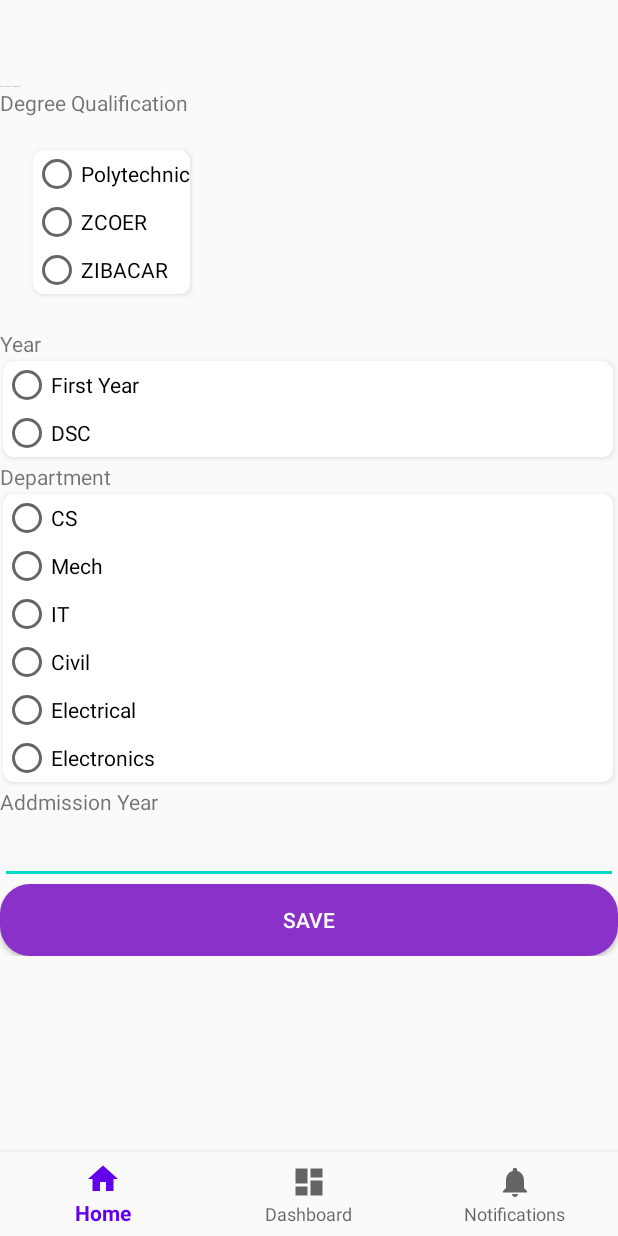
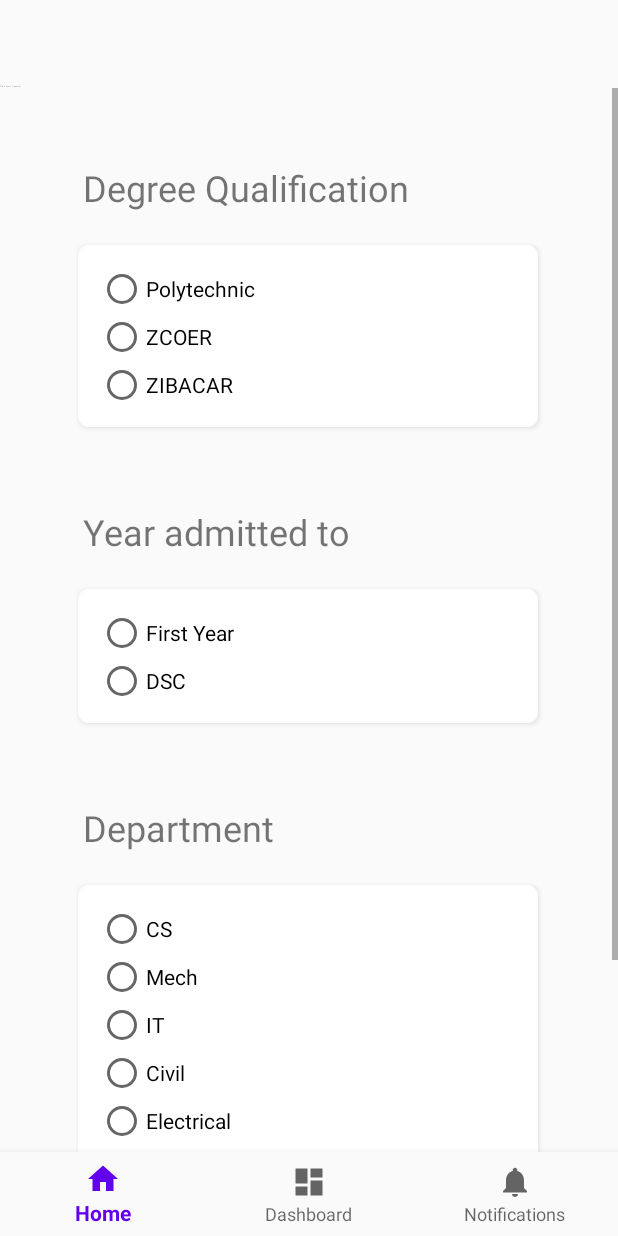
Before and after one commit to Atharva1449/Academia_android, an Android app: the HomeFragment screen opened directly, with no data from a screen before it, on a phone screen of 412 x 824 dp. Run offline under Robolectric (Android 15) with nearby library versions, the phone set to English and light mode, and no system bars; our stand-ins replace navigation-ui.

Commit message:
updated ui of home fragment from User_Info_Activity

```diff
--- a/app/src/main/java/com/theonedayapps/academiaa/User_Info_Activity.java
+++ b/app/src/main/java/com/theonedayapps/academiaa/User_Info_Activity.java
@@ -4,6 +4,7 @@ import android.content.Intent;
 import android.os.AsyncTask;
 import android.os.Bundle;
 import android.util.Log;
+import android.view.WindowManager;
 
 import com.google.android.material.bottomnavigation.BottomNavigationView;
 
@@ -33,7 +34,10 @@ public class User_Info_Activity extends AppCompatActivity {
     protected void onCreate(Bundle savedInstanceState) {
         super.onCreate(savedInstanceState);
         setContentView(R.layout.activity_user__info_);
-       // BottomNavigationView navView = findViewById(R.id.nav_view);
+
+        //getWindow().setFlags(WindowManager.LayoutParams.FLAG_LAYOUT_NO_LIMITS,0);
+
+        // BottomNavigationView navView = findViewById(R.id.nav_view);
         new SendRequest().execute();
         /*AppBarConfiguration appBarConfiguration = new AppBarConfiguration.Builder(
                 R.id.navigation_home, R.id.navigation_dashboard, R.id.navigation_notifications)
--- a/app/src/main/res/layout/fragment_home.xml
+++ b/app/src/main/res/layout/fragment_home.xml
@@ -22,18 +22,36 @@
             android:layout_height="wrap_content"
             android:orientation="vertical">
 
+            <LinearLayout
+                android:layout_width="match_parent"
+                android:layout_height="match_parent"
+                android:orientation="vertical">
+
                 <TextView
                     android:id="@+id/textView_one"
-                android:layout_width="wrap_content"
+                    android:layout_width="match_parent"
                     android:layout_height="wrap_content"
+                    android:layout_marginLeft="55dp"
+                    android:layout_marginTop="50dp"
+                    android:layout_marginRight="50dp"
+
+                    android:textSize="24sp"
                     android:text="Degree Qualification " />
 
                 <RadioGroup
                     android:id="@+id/ais_radiogroupid"
-                android:layout_width="wrap_content"
+                    android:layout_width="match_parent"
                     android:layout_height="wrap_content"
-                android:layout_margin="20dp"
-                android:background="@drawable/fullshape_with_shadow">
+                    android:background="@drawable/fullshape_with_shadow"
+
+                    android:layout_marginTop="20dp"
+
+                    android:padding="15dp"
+
+                    android:layout_marginLeft="50dp"
+                    android:layout_marginRight="50dp"
+
+                    >
 
                     <RadioButton
                         android:id="@+id/ais_radio_poly"
@@ -53,18 +71,37 @@
                         android:layout_height="wrap_content"
                         android:text="ZIBACAR" />
                 </RadioGroup>
+            </LinearLayout>
+
+            <LinearLayout
+                android:layout_width="match_parent"
+                android:layout_height="match_parent"
+                android:orientation="vertical">
 
                 <TextView
                     android:id="@+id/ais_textView11"
                     android:layout_width="match_parent"
                     android:layout_height="wrap_content"
-                android:text="Year" />
+                    android:layout_marginLeft="55dp"
+                    android:layout_marginTop="50dp"
+                    android:layout_marginRight="50dp"
+
+                    android:textSize="24sp"
+                    android:text="Year admitted to" />
 
                 <RadioGroup
                     android:id="@+id/ais_radiogroupid2"
                     android:layout_width="match_parent"
                     android:layout_height="wrap_content"
-                android:background="@drawable/fullshape_with_shadow">
+                    android:background="@drawable/fullshape_with_shadow"
+
+                    android:layout_marginTop="20dp"
+
+                    android:padding="15dp"
+
+                    android:layout_marginLeft="50dp"
+                    android:layout_marginRight="50dp"
+                    >
 
                     <RadioButton
                         android:id="@+id/ais_radio_fe"
@@ -79,18 +116,37 @@
                         android:text="DSC" />
 
                 </RadioGroup>
+            </LinearLayout>
+
+            <LinearLayout
+                android:layout_width="match_parent"
+                android:layout_height="match_parent"
+                android:orientation="vertical">
 
                 <TextView
                     android:id="@+id/ais_textView3"
-                android:layout_width="wrap_content"
+                    android:layout_width="match_parent"
                     android:layout_height="wrap_content"
-                android:text="Department" />
+                    android:layout_marginLeft="55dp"
+                    android:layout_marginTop="50dp"
+                    android:layout_marginRight="50dp"
+                    android:text="Department"
+                    android:textSize="24sp" />
 
                 <RadioGroup
                     android:id="@+id/ais_Radio_Grp_three"
                     android:layout_width="match_parent"
                     android:layout_height="wrap_content"
-                android:background="@drawable/fullshape_with_shadow">
+                    android:background="@drawable/fullshape_with_shadow"
+
+                    android:layout_marginTop="20dp"
+                    android:hint="Enter max 2 characters"
+                    android:padding="15dp"
+                    android:maxLength="2"
+                    android:layout_marginLeft="50dp"
+                    android:layout_marginRight="50dp"
+
+                   >
 
                     <RadioButton
                         android:id="@+id/ais_radio_cs"
@@ -128,12 +184,23 @@
                         android:layout_height="wrap_content"
                         android:text="Electronics" />
                 </RadioGroup>
+            </LinearLayout>
+
+
+            <LinearLayout
+                android:layout_width="match_parent"
+                android:layout_height="match_parent"
+                android:orientation="vertical">
 
                 <TextView
                     android:id="@+id/ais_textView_date"
-                android:layout_width="wrap_content"
+                    android:layout_width="match_parent"
                     android:layout_height="wrap_content"
-                android:text="Addmission Year" />
+                    android:layout_marginLeft="55dp"
+                    android:layout_marginTop="50dp"
+                    android:layout_marginRight="50dp"
+                    android:text="Year of Admission"
+                    android:textSize="24sp" />
 
 
                 <EditText
@@ -141,16 +208,27 @@
                     android:layout_width="match_parent"
                     android:layout_height="wrap_content"
                     android:ems="10"
-                android:inputType="textPersonName"
-                />
+                    android:background="@drawable/fullshape_with_shadow"
+
+                    android:layout_marginTop="20dp"
+                    android:hint="Enter max 2 characters"
+                    android:padding="15dp"
+                    android:maxLength="2"
+                    android:layout_marginLeft="50dp"
+                    android:layout_marginRight="50dp"
+                    android:inputType="number" />
+            </LinearLayout>
 
             <Button
                 android:id="@+id/ais_button_save"
                 android:layout_width="match_parent"
                 android:layout_height="wrap_content"
                 android:background="@drawable/shape_button"
+                android:textColor="#FFFFFF"
+                android:layout_marginTop="50dp"
+                android:layout_marginLeft="100dp"
                 android:text="Save"
-                android:textColor="#FFFFFF" />
+                android:layout_marginRight="100dp" />
 
         </LinearLayout>
 
```
Lines whose indentation alone changed are shown as unchanged.
